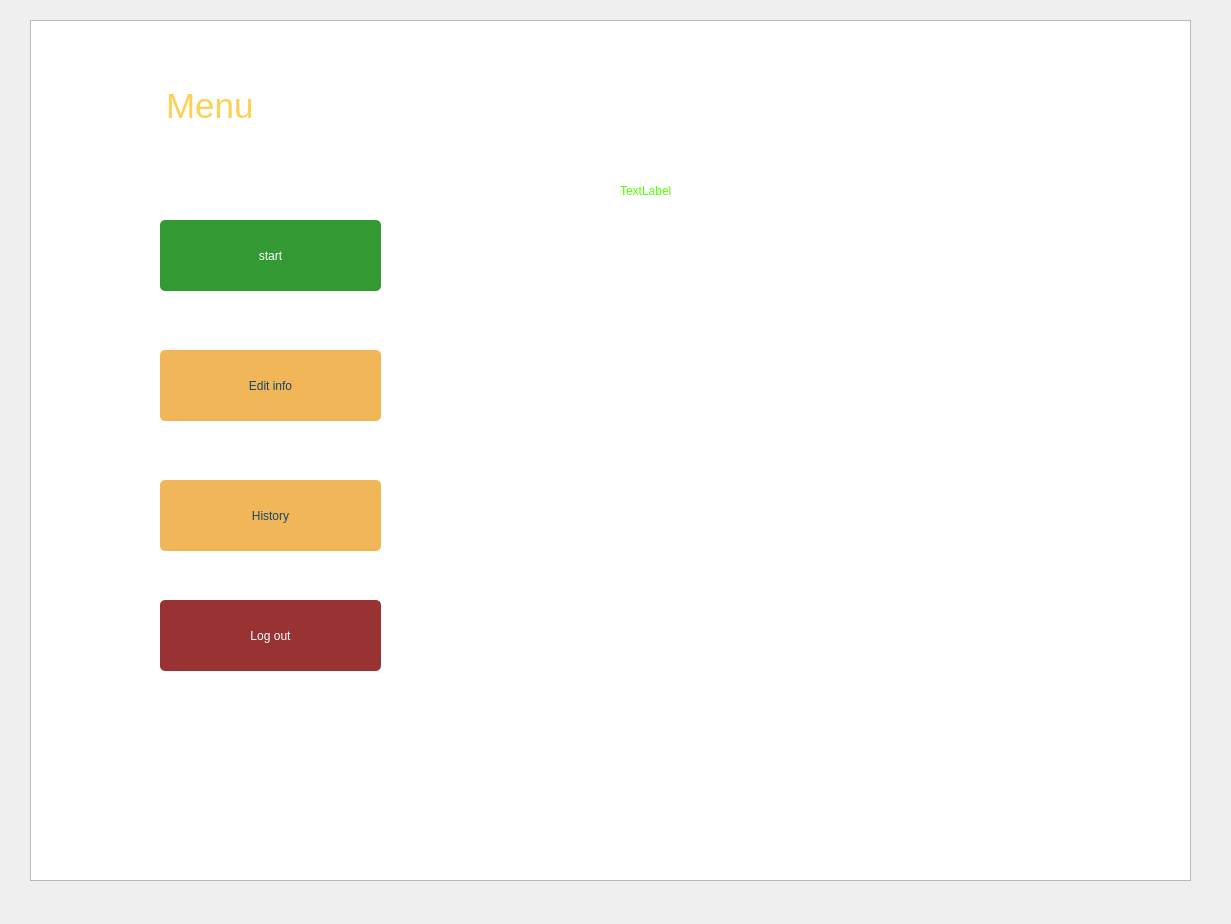
Old version of the form login/menu.ui in the repository Alipour8/SkullKing.
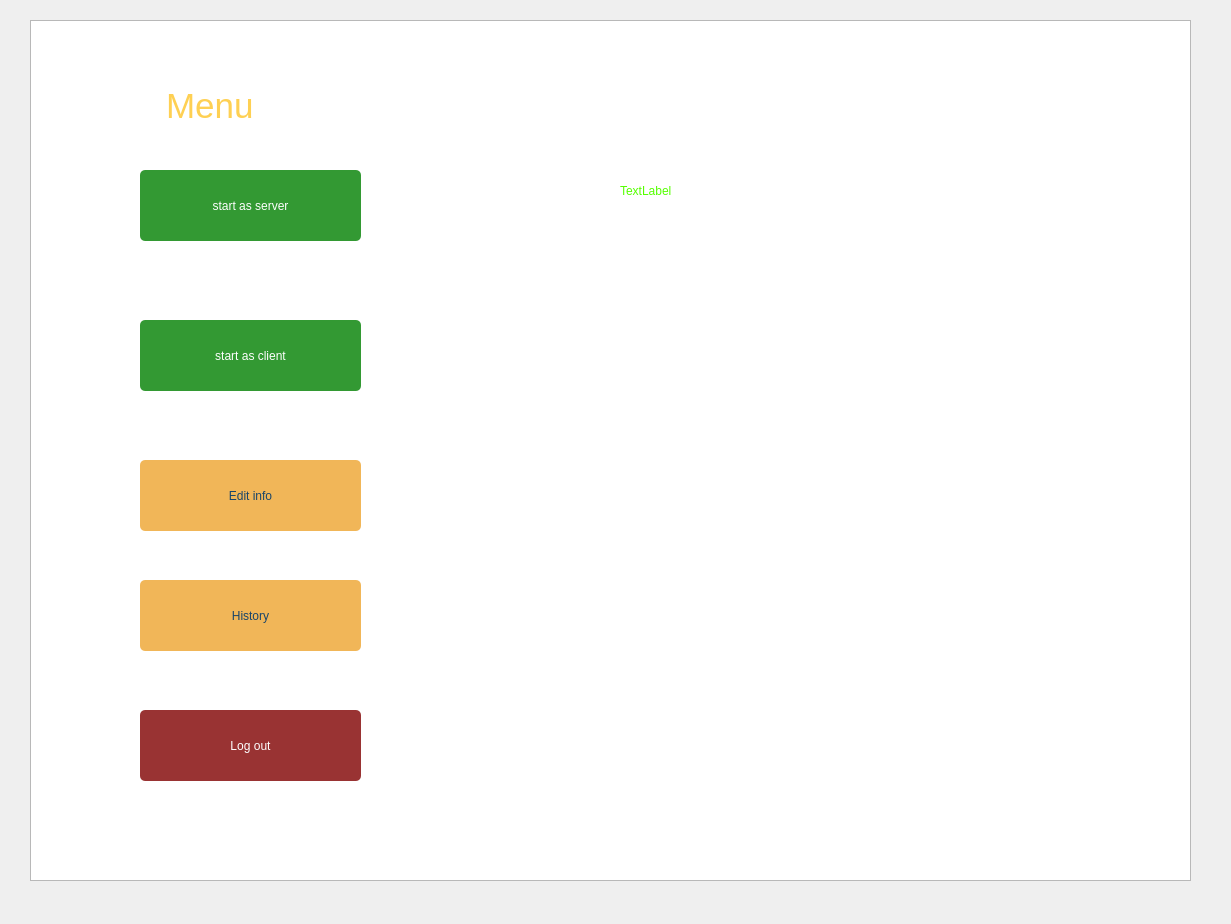
New version of the form. Icons and pictures are not drawn.

Commit message: skull game class and playclient class connected by signal-slot from menu

```diff
--- a/login/menu.ui
+++ b/login/menu.ui
@@ -59,8 +59,8 @@
   <widget class="QPushButton" name="start_game">
    <property name="geometry">
     <rect>
-     <x>160</x>
-     <y>220</y>
+     <x>140</x>
+     <y>170</y>
      <width>221</width>
      <height>71</height>
     </rect>
@@ -91,14 +91,14 @@
 </string>
    </property>
    <property name="text">
-    <string>start</string>
+    <string>start as server</string>
    </property>
   </widget>
   <widget class="QPushButton" name="setting">
    <property name="geometry">
     <rect>
-     <x>160</x>
-     <y>350</y>
+     <x>140</x>
+     <y>460</y>
      <width>221</width>
      <height>71</height>
     </rect>
@@ -133,8 +133,8 @@
   <widget class="QPushButton" name="history">
    <property name="geometry">
     <rect>
-     <x>160</x>
-     <y>480</y>
+     <x>140</x>
+     <y>580</y>
      <width>221</width>
      <height>71</height>
     </rect>
@@ -169,8 +169,8 @@
   <widget class="QPushButton" name="logout">
    <property name="geometry">
     <rect>
-     <x>160</x>
-     <y>600</y>
+     <x>140</x>
+     <y>710</y>
      <width>221</width>
      <height>71</height>
     </rect>
@@ -221,6 +221,38 @@
     <string>TextLabel</string>
    </property>
   </widget>
+  <widget class="QPushButton" name="start_game_2">
+   <property name="geometry">
+    <rect>
+     <x>140</x>
+     <y>320</y>
+     <width>221</width>
+     <height>71</height>
+    </rect>
+   </property>
+   <property name="styleSheet">
+    <string notr="true">
+QPushButton#start_game_2{
+color: white;
+border-radius: 5px;
+Background: #393;
+color: #fefefe;
+font: 16pt &quot;MS Shell Dlg 2&quot;;
+}
+
+QPushButton#start_game_2:hover {
+	background-color: rgb(42, 46, 52);
+border-style: solid;
+ border-width: 1px;
+	color: rgb(241, 182, 88);
+}
+
+</string>
+   </property>
+   <property name="text">
+    <string>start as client</string>
+   </property>
+  </widget>
  </widget>
  <resources/>
  <connections/>
```
The commit also changes 3 other files.
